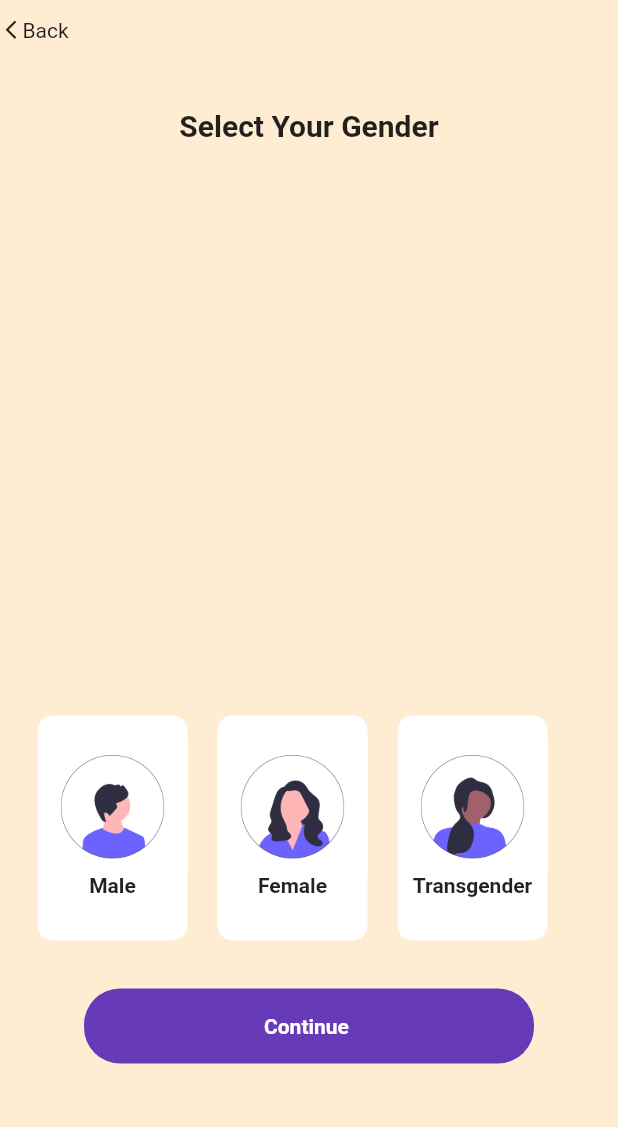
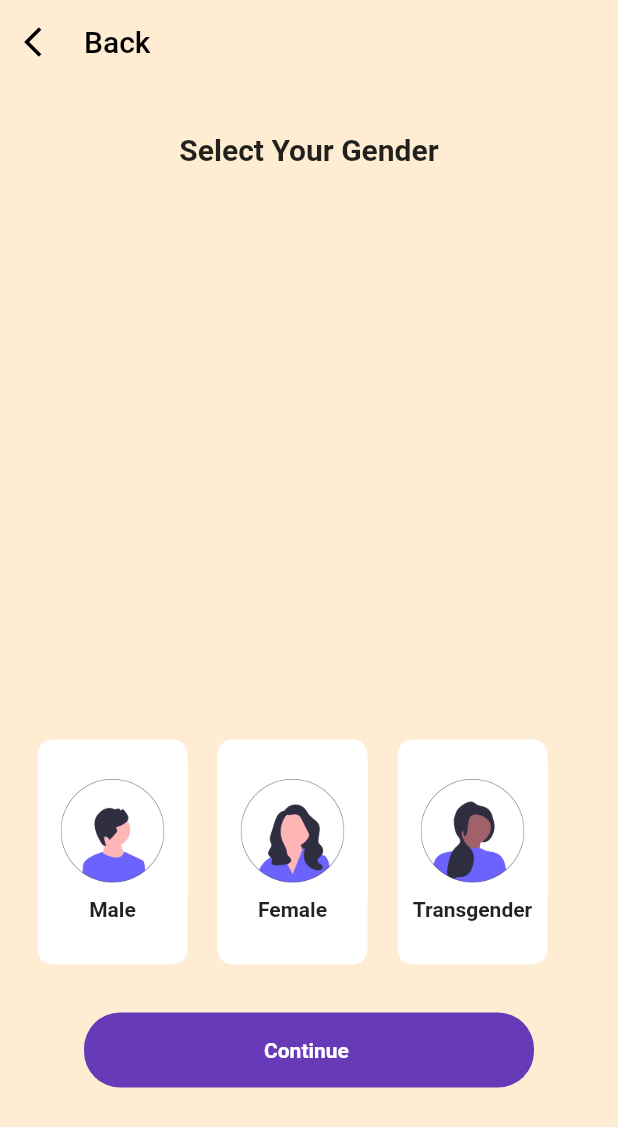
Before and after one commit to Bhargav-127-Savaliya/Daily-routine-app, a Flutter app: the gender screen opened by its route, on a phone screen of 412 x 824 dp. Shown: the top 1127 px of the screen. Run offline on Flutter 3.47's test engine with Material 2 defaults, Android fonts, the phone set to English and light mode, and no system bars; our stand-ins replace velocity_x.

Commit message:
- constants understanding - Fixing appbar - Fixing scaffold for snackbar - Selection of gender logic

```diff
--- /dev/null
+++ b/lib/constants.dart
@@ -0,0 +1,3 @@
+import 'dart:ui';
+
+final Color BG_COLOR = Color.fromARGB(255, 255, 237, 211);
--- a/lib/gender.dart
+++ b/lib/gender.dart
@@ -3,6 +3,8 @@ import 'package:demo/goals.dart';
 import 'package:flutter/cupertino.dart';
 import 'package:flutter/material.dart';
 import 'package:velocity_x/velocity_x.dart';
+
+import 'constants.dart';
 
 class gender extends StatefulWidget {
   const gender({super.key});
@@ -12,24 +14,31 @@ class gender extends StatefulWidget {
 }
 
 class _genderState extends State<gender> {
+  var _gender = "";
+
   @override
   Widget build(BuildContext context) {
-    return SafeArea(
+    return Scaffold(
+      appBar: AppBar(
+        titleSpacing: 0.0,
+        title: Text(
+          "Back",
+          style: TextStyle(
+            color: Colors.black,
+          ),
+        ),
+        backgroundColor: BG_COLOR,
+        elevation: 0,
+        leading: Icon(
+          Icons.arrow_back_ios,
+          color: Colors.black,
+        ),
+      ),
+      body: SafeArea(
         child: Material(
-        color: Color.fromARGB(255, 255, 237, 211),
+          color: BG_COLOR,
           child: Column(
             children: [
-            Container(
-              child: Row(
-                children: [
-                  Icon(
-                    Icons.arrow_back_ios_sharp,
-                    size: 15,
-                  ),
-                  Text("Back")
-                ],
-              ).py12(),
-            ),
               Container(
                 child: Text(
                   "Select Your Gender",
@@ -47,12 +56,20 @@ class _genderState extends State<gender> {
                       SizedBox(
                         width: 25,
                       ),
-                    Container(
+                      InkWell(
+                        onTap: () {
+                          // tell widget to load again
+                          setState(() {
+                            _gender = "Male";
+                          });
+                        },
+                        child: Container(
                           height: 150,
                           width: 100,
                           decoration: BoxDecoration(
                             borderRadius: BorderRadius.circular(10),
-                        color: Colors.white,
+                            color:
+                                _gender == "Male" ? Colors.blue : Colors.white,
                           ),
                           child: Column(
                             children: [
@@ -66,15 +83,25 @@ class _genderState extends State<gender> {
                             ],
                           ).py16(),
                         ),
+                      ),
                       SizedBox(
                         width: 20,
                       ),
-                    Container(
+                      InkWell(
+                        onTap: () {
+                          // tell widget to load again
+                          setState(() {
+                            _gender = "Female";
+                          });
+                        },
+                        child: Container(
                           height: 150,
                           width: 100,
                           decoration: BoxDecoration(
                             borderRadius: BorderRadius.circular(10),
-                        color: Colors.white,
+                            color: _gender == "Female"
+                                ? Colors.blue
+                                : Colors.white,
                           ),
                           child: Column(
                             children: [
@@ -88,15 +115,25 @@ class _genderState extends State<gender> {
                             ],
                           ).py16(),
                         ),
+                      ),
                       SizedBox(
                         width: 20,
                       ),
-                    Container(
+                      InkWell(
+                        onTap: () {
+                          // tell widget to load again
+                          setState(() {
+                            _gender = "Transgender";
+                          });
+                        },
+                        child: Container(
                           height: 150,
                           width: 100,
                           decoration: BoxDecoration(
                             borderRadius: BorderRadius.circular(10),
-                        color: Colors.white,
+                            color: _gender == "Transgender"
+                                ? Colors.blue
+                                : Colors.white,
                           ),
                           child: Column(
                             children: [
@@ -109,6 +146,7 @@ class _genderState extends State<gender> {
                               )
                             ],
                           ).py16(),
+                        ),
                       )
                     ],
                   ),
@@ -116,10 +154,21 @@ class _genderState extends State<gender> {
               ),
               InkWell(
                 onTap: () {
+                  if (_gender.isEmpty) {
+                    // Show msg to select gender
+                    ScaffoldMessenger.of(context).showSnackBar(
+                      SnackBar(
+                        content: Text(
+                          "Please select gender",
+                        ),
+                      ),
+                    );
+                  } else {
                     Navigator.push(
                       context,
                       MaterialPageRoute(builder: (context) => goals()),
                     );
+                  }
                 },
                 child: Container(
                   height: 50,
@@ -145,6 +194,7 @@ class _genderState extends State<gender> {
             ],
           ),
         ),
+      ),
     );
   }
 }
--- a/lib/loginwith.dart
+++ b/lib/loginwith.dart
@@ -16,6 +16,7 @@ class _loginwithState extends State<loginwith> {
   @override
   Widget build(BuildContext context) {
     return SafeArea(
+
       child: Material(
         color: Color.fromARGB(255, 255, 237, 211),
         child: Column(
@@ -105,7 +106,7 @@ class _loginwithState extends State<loginwith> {
                 },
                 child: Container(
                   height: 50,
-                  width: 300,
+                  width: 310,
                   decoration: BoxDecoration(
                     borderRadius: BorderRadius.circular(24),
                     color: Colors.black,
```
Also changed, not shown: pubspec.lock. Lines whose indentation alone changed are shown as unchanged.
